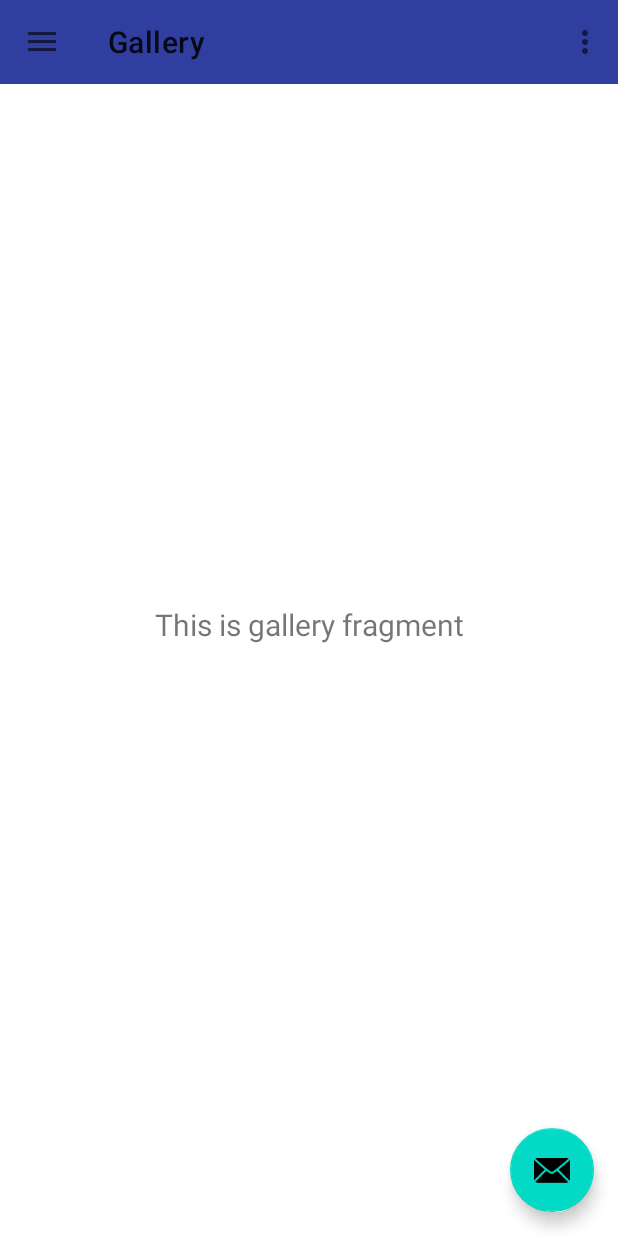
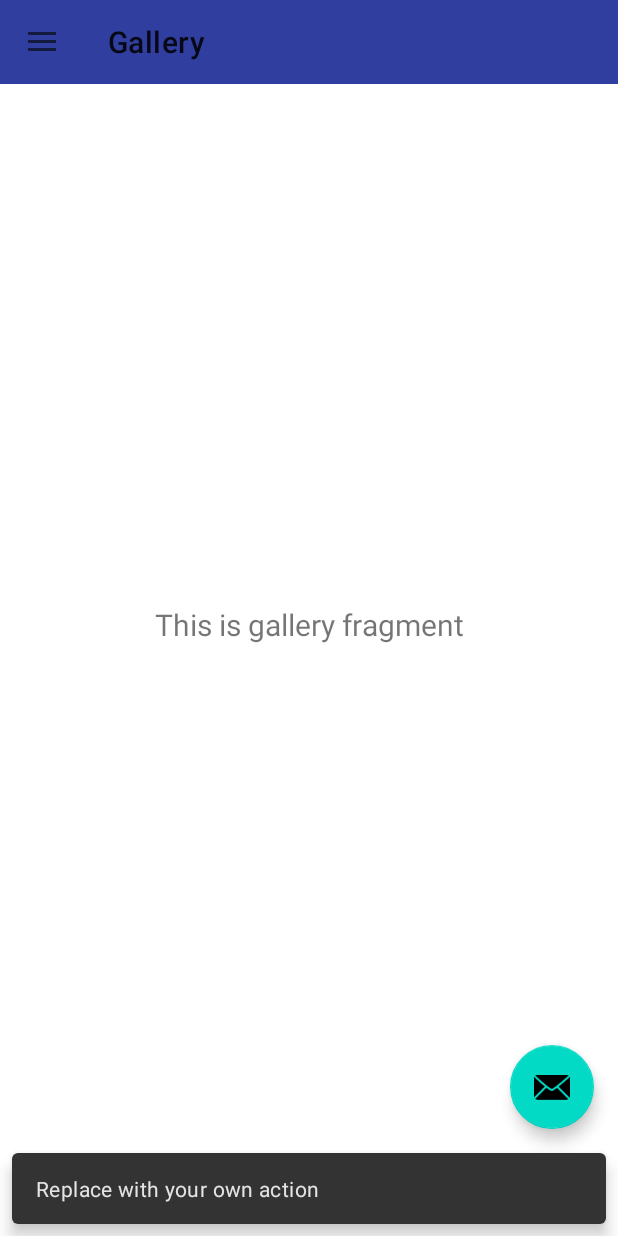
Before and after one commit to foterolu/geopet, an Android app: the Drawer screen opened directly, with no data from a screen before it, in the side drawer, after a tap on "Gallery", on a phone screen of 412 x 824 dp. Run offline under Robolectric (Android 15) with nearby library versions, the phone set to English and light mode, and no system bars; our stand-ins replace navigation-ui.

Commit message:
action bar en main activity fixed

```diff
--- a/app/src/main/java/com/example/geopet/Drawer.java
+++ b/app/src/main/java/com/example/geopet/Drawer.java
@@ -49,12 +49,7 @@
         NavigationUI.setupWithNavController(navigationView, navController);
     }
 
-    @Override
-    public boolean onCreateOptionsMenu(Menu menu) {
-        // Inflate the menu; this adds items to the action bar if it is present.
-        getMenuInflater().inflate(R.menu.drawer, menu);
-        return true;
-    }
+
 
     @Override
     public boolean onSupportNavigateUp() {
--- a/app/src/main/java/com/example/geopet/createPost.java
+++ b/app/src/main/java/com/example/geopet/createPost.java
@@ -55,6 +55,8 @@
     protected void onCreate(Bundle savedInstanceState) {
         super.onCreate(savedInstanceState);
         setContentView(R.layout.activity_create_post);
+
+
 
         mnombre      = findViewById(R.id.name);
         mraza        = findViewById(R.id.raza);
@@ -129,6 +131,8 @@
 
 
             }
+
+
         });
 
 }
--- a/app/src/main/res/menu/drawer.xml
+++ /dev/null
@@ -1,9 +0,0 @@
-<?xml version="1.0" encoding="utf-8"?>
-<menu xmlns:android="http://schemas.android.com/apk/res/android"
-    xmlns:app="http://schemas.android.com/apk/res-auto">
-    <item
-        android:id="@+id/action_settings"
-        android:orderInCategory="100"
-        android:title="@string/action_settings"
-        app:showAsAction="never" />
-</menu>
```
Also changed, not shown: app/src/main/AndroidManifest.xml (+10 -1 lines), app/src/main/java/com/example/geopet/MainActivity.java (+15 -0 lines), app/src/main/res/drawable-anydpi/ic_action_search.xml (added, +11 -0 lines), app/src/main/res/menu/menu.xml (added, +10 -0 lines), app/src/main/res/drawable-hdpi/ic_action_search.png (added), app/src/main/res/drawable-mdpi/ic_action_search.png (added), app/src/main/res/drawable-xhdpi/ic_action_search.png (added), app/src/main/res/drawable-xxhdpi/ic_action_search.png (added).
